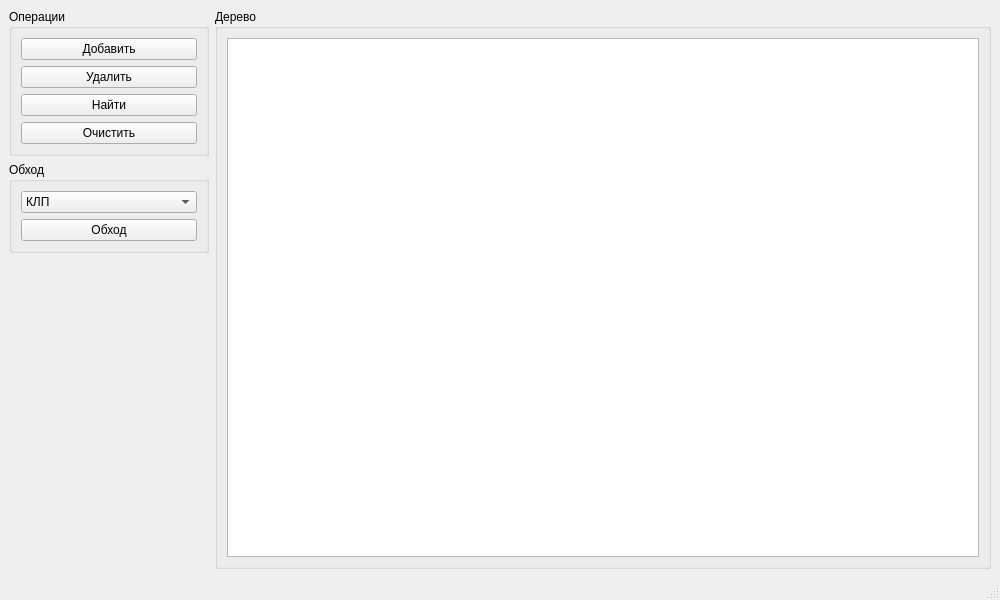
This is app/mainwindow.ui in Defenderrus/Lab_24 as Qt 5 draws it before an edit. The edited form follows.
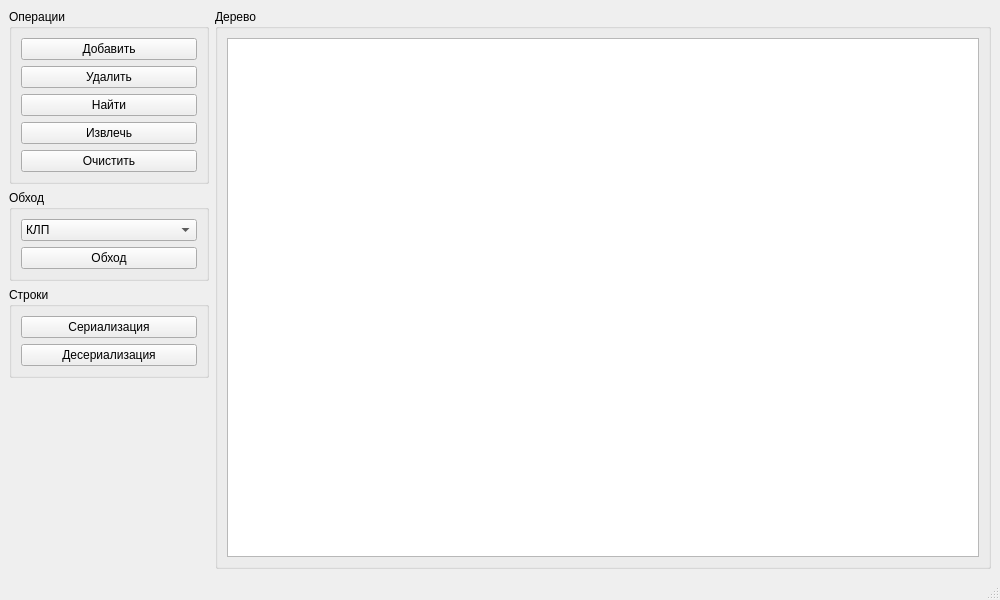
This is the edited form.

```diff
--- a/app/mainwindow.ui
+++ b/app/mainwindow.ui
@@ -50,6 +50,13 @@
            </property>
           </widget>
          </item>
+         <item>
+          <widget class="QPushButton" name="getButton">
+           <property name="text">
+            <string>Извлечь</string>
+           </property>
+          </widget>
+         </item>
          <item>
           <widget class="QPushButton" name="clearButton">
            <property name="text">
@@ -116,6 +123,35 @@
         </layout>
        </widget>
       </item>
+      <item>
+       <widget class="QGroupBox" name="groupBox">
+        <property name="minimumSize">
+         <size>
+          <width>200</width>
+          <height>0</height>
+         </size>
+        </property>
+        <property name="title">
+         <string>Строки</string>
+        </property>
+        <layout class="QVBoxLayout" name="verticalLayout_4">
+         <item>
+          <widget class="QPushButton" name="serializeButton">
+           <property name="text">
+            <string>Сериализация</string>
+           </property>
+          </widget>
+         </item>
+         <item>
+          <widget class="QPushButton" name="deserializeButton">
+           <property name="text">
+            <string>Десериализация</string>
+           </property>
+          </widget>
+         </item>
+        </layout>
+       </widget>
+      </item>
       <item>
        <spacer name="verticalSpacer">
         <property name="orientation">
```
